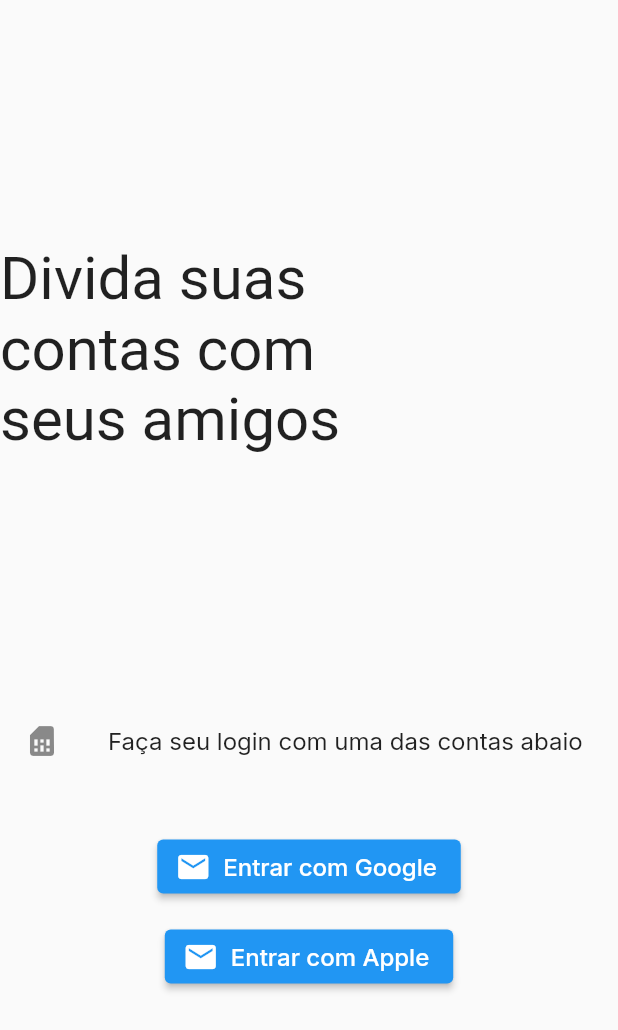
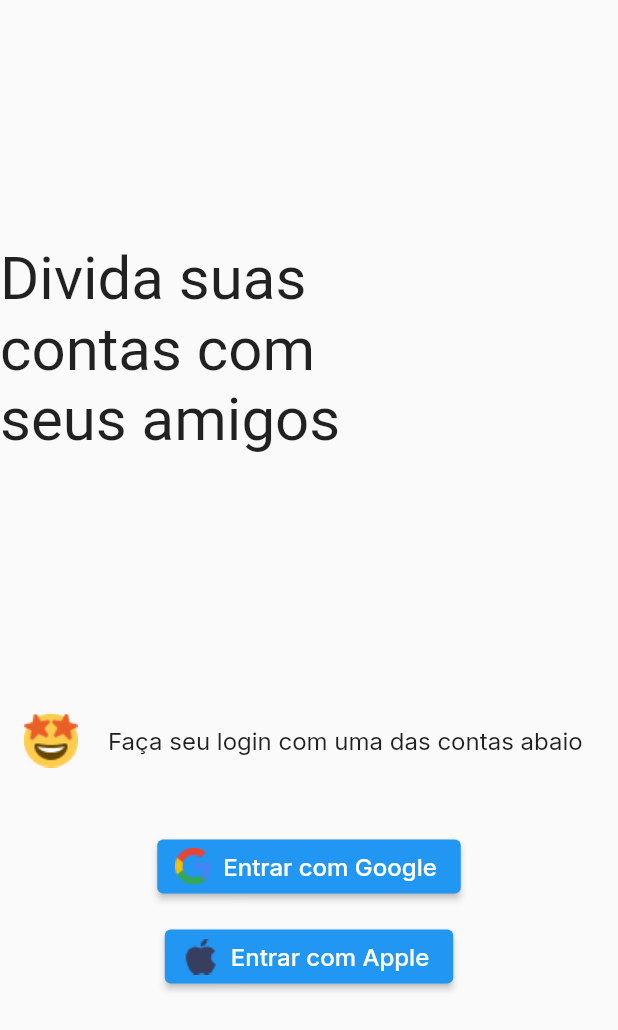
Before and after one commit to rcdo-dev/split_it_app, a Flutter app: the screen it shows after launch, on a phone screen of 412 x 824 dp. Shown: the top 1030 px of the screen. Run offline on Flutter 3.47's test engine with Material 2 defaults, Android fonts, the phone set to English and light mode, and no system bars; our stand-ins replace google_fonts.

Commit message:
style: add image and logo google and apple in login screen.

```diff
--- a/lib/modules/login/login_page.dart
+++ b/lib/modules/login/login_page.dart
@@ -31,7 +31,9 @@ class _LoginPageState extends State<LoginPage> {
           Column(
             children: <Widget>[
               ListTile(
-                leading: const Icon(Icons.sim_card),
+                leading: Image.asset(
+                  'assets/images/emoji.png',
+                ),
                 title: Text(
                   'Faça seu login com uma das contas abaio',
                   style: GoogleFonts.inter(
@@ -44,7 +46,9 @@ class _LoginPageState extends State<LoginPage> {
               ),
               ElevatedButton.icon(
                 onPressed: () {},
-                icon: const Icon(Icons.email),
+                icon: Image.asset(
+                  'assets/images/google.png',
+                ),
                 label: Text(
                   'Entrar com Google',
                   style: GoogleFonts.inter(
@@ -57,7 +61,9 @@ class _LoginPageState extends State<LoginPage> {
               ),
               ElevatedButton.icon(
                 onPressed: () {},
-                icon: const Icon(Icons.email),
+                icon: Image.asset(
+                  'assets/images/apple.png',
+                ),
                 label: Text(
                   'Entrar com Apple',
                   style: GoogleFonts.inter(
```
